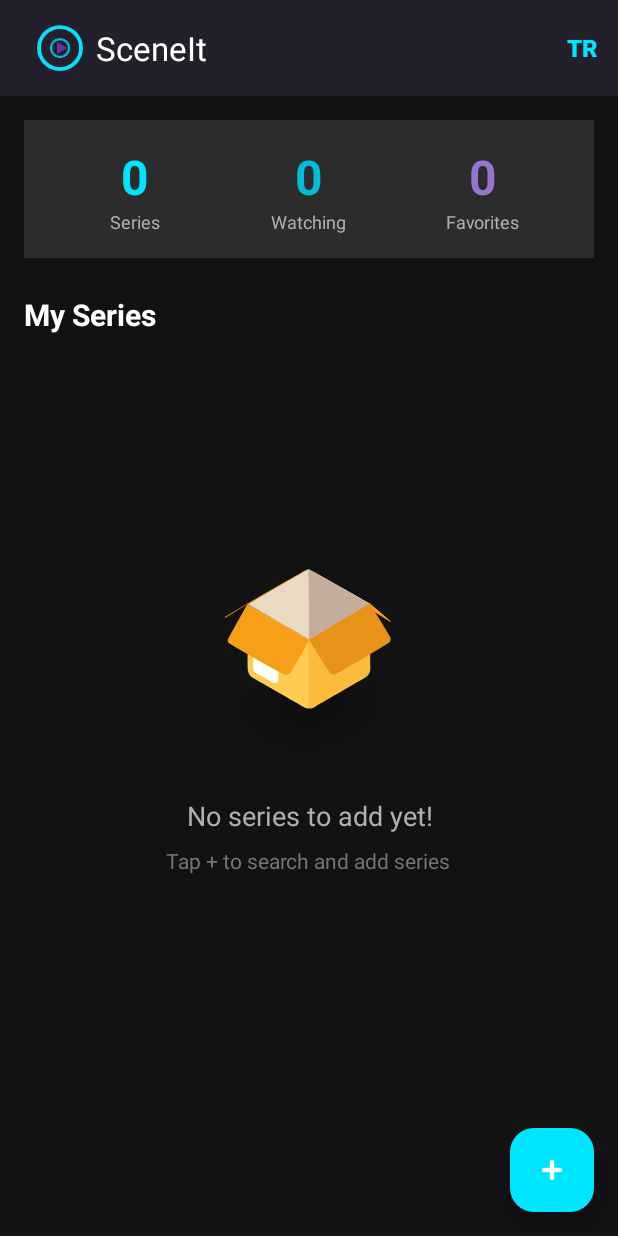
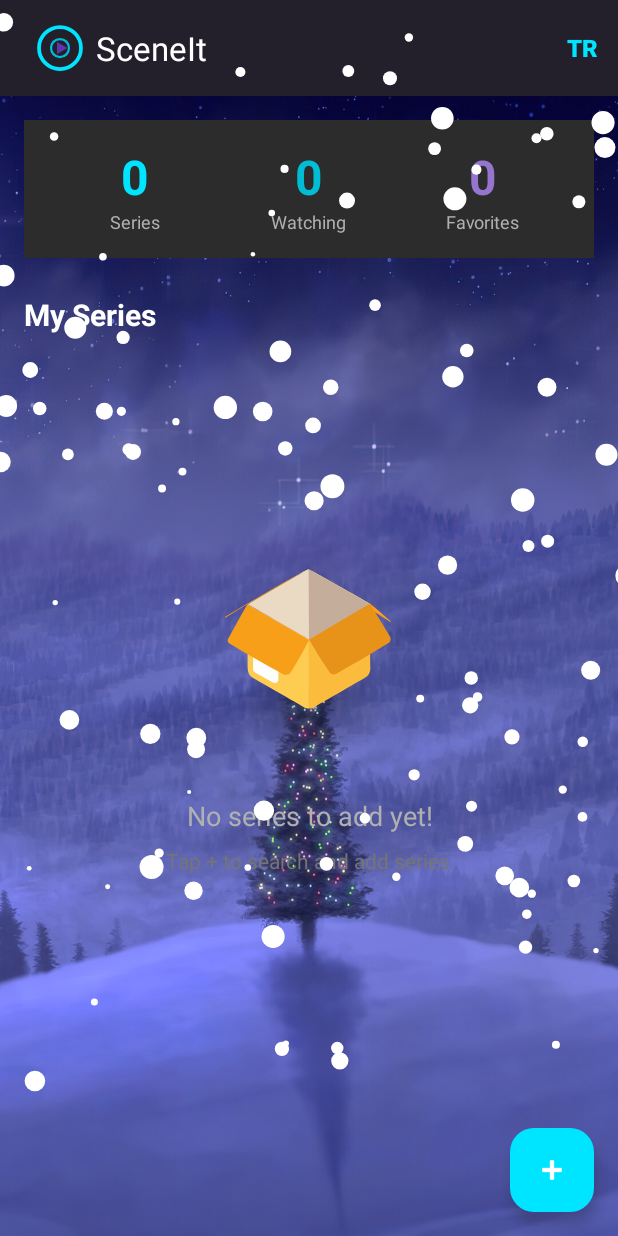
Before and after one commit to sulekaraokur/SceneIt, an Android app: the screen it shows after launch (MainActivity), on a phone screen of 412 x 824 dp. Run offline under Robolectric (Android 15) with nearby library versions, the phone set to English and light mode, and no system bars; our stand-ins replace Room's generated code; pictures from the network do not load.

Commit message:
last changes

```diff
--- a/app/src/main/java/com/duyguabbasoglu/sceneit/customview/EpisodeProgressView.kt
+++ b/app/src/main/java/com/duyguabbasoglu/sceneit/customview/EpisodeProgressView.kt
@@ -28,7 +28,7 @@ class EpisodeProgressView @JvmOverloads constructor(
     }
 
     private val textPaint = Paint(Paint.ANTI_ALIAS_FLAG).apply {
-        color = Color.BLACK
+        color = Color.WHITE
         textSize = 32f
         textAlign = Paint.Align.CENTER
         isFakeBoldText = true
--- a/app/src/main/java/com/duyguabbasoglu/sceneit/customview/RatingIndicatorView.kt
+++ b/app/src/main/java/com/duyguabbasoglu/sceneit/customview/RatingIndicatorView.kt
@@ -16,7 +16,7 @@ class RatingIndicatorView(context: Context, attrs: AttributeSet?) : View(context
     private val rect = RectF()
 
     init {
-        textPaint.color = Color.BLACK
+        textPaint.color = Color.WHITE
         textPaint.textSize = 40f
         textPaint.textAlign = Paint.Align.CENTER
         textPaint.isFakeBoldText = true
--- /dev/null
+++ b/app/src/main/java/com/duyguabbasoglu/sceneit/customview/SnowView.kt
@@ -0,0 +1,64 @@
+package com.duyguabbasoglu.sceneit.customview
+
+import android.content.Context
+import android.graphics.Canvas
+import android.graphics.Color
+import android.graphics.Paint
+import android.util.AttributeSet
+import android.view.View
+import kotlin.random.Random
+
+class SnowView(context: Context, attrs: AttributeSet?) : View(context, attrs) {
+
+    private data class Snowflake(var x: Float, var y: Float, val speed: Float, val radius: Float)
+
+    private val snowflakes = ArrayList<Snowflake>()
+    private val paint = Paint()
+    private val flakeCount = 100
+
+    init {
+        paint.color = Color.WHITE
+        paint.style = Paint.Style.FILL
+    }
+
+    override fun onSizeChanged(w: Int, h: Int, oldw: Int, oldh: Int) {
+        super.onSizeChanged(w, h, oldw, oldh)
+        if (w > 0 && h > 0 && snowflakes.isEmpty()) {
+            createSnowflakes(w, h)
+        }
+    }
+
+    private fun createSnowflakes(w: Int, h: Int) {
+        for (i in 0 until flakeCount) {
+            snowflakes.add(
+                Snowflake(
+                    x = Random.nextFloat() * w, // Ekran genişliğinde rastgele bir yer
+                    y = Random.nextFloat() * h, // Rastgele yükseklik
+                    speed = Random.nextFloat() * 4 + 1, // Hız 2 ile 7 arası
+                    radius = Random.nextFloat() * 10 + 2 // Boyut 2 ile 12 arası
+                )
+            )
+        }
+    }
+
+    override fun onDraw(canvas: Canvas) {
+        super.onDraw(canvas)
+
+        // Her bir kar tanesini çiz ve hareket ettir
+        for (flake in snowflakes) {
+            canvas.drawCircle(flake.x, flake.y, flake.radius, paint)
+
+            // Aşağı hareket
+            flake.y += flake.speed
+
+            // Eğer ekranın altına geldiyse, yukarı (ekran dışına) geri gönder
+            if (flake.y > height) {
+                flake.y = -flake.radius
+                flake.x = Random.nextFloat() * width // Rastgele yeni bir x konumu
+            }
+        }
+
+        // Kendini tekrar çizmesi için tetikle (Animasyon döngüsü)
+        invalidate()
+    }
+}
--- a/app/src/main/java/com/duyguabbasoglu/sceneit/ui/MainActivity.kt
+++ b/app/src/main/java/com/duyguabbasoglu/sceneit/ui/MainActivity.kt
@@ -38,7 +38,8 @@ class MainActivity : AppCompatActivity(),
     private lateinit var gestureDetector: GestureDetector
 
     override fun attachBaseContext(newBase: Context) {
-        super.attachBaseContext(LocaleHelper.setLocale(newBase, LocaleHelper.getLanguage(newBase)))
+        val lang = com.duyguabbasoglu.sceneit.util.LocaleHelper.getLanguage(newBase)
+        super.attachBaseContext(com.duyguabbasoglu.sceneit.util.LocaleHelper.setLocale(newBase, lang))
     }
 
     override fun onCreate(savedInstanceState: Bundle?) {
--- a/app/src/main/java/com/duyguabbasoglu/sceneit/ui/SearchSeriesActivity.kt
+++ b/app/src/main/java/com/duyguabbasoglu/sceneit/ui/SearchSeriesActivity.kt
@@ -1,5 +1,6 @@
 package com.duyguabbasoglu.sceneit.ui
 
+import android.content.Context
 import android.os.Bundle
 import android.view.View
 import android.widget.Toast
@@ -25,6 +26,11 @@ class SearchSeriesActivity : AppCompatActivity(), SearchResultsAdapter.SearchRes
     private lateinit var seriesViewModel: SeriesViewModel
     private lateinit var adapter: SearchResultsAdapter
     private lateinit var tmdbService: TMDBService
+
+    override fun attachBaseContext(newBase: Context) {
+        val lang = com.duyguabbasoglu.sceneit.util.LocaleHelper.getLanguage(newBase)
+        super.attachBaseContext(com.duyguabbasoglu.sceneit.util.LocaleHelper.setLocale(newBase, lang))
+    }
 
     override fun onCreate(savedInstanceState: Bundle?) {
         super.onCreate(savedInstanceState)
--- a/app/src/main/java/com/duyguabbasoglu/sceneit/ui/SeriesDetailActivity.kt
+++ b/app/src/main/java/com/duyguabbasoglu/sceneit/ui/SeriesDetailActivity.kt
@@ -1,5 +1,6 @@
 package com.duyguabbasoglu.sceneit.ui
 
+import android.content.Context
 import android.os.Bundle
 import android.widget.Toast
 import androidx.appcompat.app.AppCompatActivity
@@ -19,6 +20,11 @@ class SeriesDetailActivity : AppCompatActivity() {
 
     companion object {
         const val EXTRA_SERIES_ID = "extra_series_id"
+    }
+
+    override fun attachBaseContext(newBase: Context) {
+        val lang = com.duyguabbasoglu.sceneit.util.LocaleHelper.getLanguage(newBase)
+        super.attachBaseContext(com.duyguabbasoglu.sceneit.util.LocaleHelper.setLocale(newBase, lang))
     }
 
     override fun onCreate(savedInstanceState: Bundle?) {
--- a/app/src/main/java/com/duyguabbasoglu/sceneit/worker/syncWorker.kt
+++ b/app/src/main/java/com/duyguabbasoglu/sceneit/worker/syncWorker.kt
@@ -14,10 +14,6 @@ class SyncWorker(
         // Background task
         Log.d("SceneItWorker", "Background sync executed")
 
-        // Burada ileride:
-        // - favori diziler kontrol edilir
-        // - izleme ilerlemesi sync edilir
-
         return Result.success()
     }
 }
--- a/app/src/main/res/layout/activity_main.xml
+++ b/app/src/main/res/layout/activity_main.xml
@@ -4,8 +4,18 @@
     xmlns:tools="http://schemas.android.com/tools"
     android:layout_width="match_parent"
     android:layout_height="match_parent"
-    android:background="@color/background"
+    android:background="@drawable/chrtree"
     tools:context=".MainActivity">
+
+    <com.duyguabbasoglu.sceneit.customview.SnowView
+        android:id="@+id/snowView"
+        android:layout_width="423dp"
+        android:layout_height="737dp"
+        android:elevation="10dp"
+        app:layout_constraintBottom_toBottomOf="parent"
+        app:layout_constraintEnd_toEndOf="parent"
+        app:layout_constraintStart_toStartOf="parent"
+        app:layout_constraintTop_toTopOf="parent" />
 
     <com.google.android.material.appbar.AppBarLayout
         android:id="@+id/appBarLayout"
@@ -15,27 +25,27 @@
 
         <com.google.android.material.appbar.MaterialToolbar
             android:id="@+id/toolbar"
+            style="@style/Widget.SceneIt.Toolbar"
             android:layout_width="match_parent"
             android:layout_height="?attr/actionBarSize"
             app:logo="@drawable/ic_sceneit_logo"
             app:title="@string/app_name"
-            app:titleTextColor="@color/text_primary"
-            style="@style/Widget.SceneIt.Toolbar">
+            app:titleTextColor="@color/text_primary">
 
             <Button
                 android:id="@+id/btnChangeLanguage"
                 android:layout_width="wrap_content"
                 android:layout_height="wrap_content"
                 android:layout_gravity="end"
-                android:text="@string/btn_language"
-                android:textSize="16sp"
-                android:textStyle="bold"
-                android:textColor="@color/accent"
                 android:background="@android:color/transparent"
+                android:minWidth="48dp"
+                android:minHeight="48dp"
                 android:paddingStart="12dp"
                 android:paddingEnd="12dp"
-                android:minWidth="48dp"
-                android:minHeight="48dp"/>
+                android:text="@string/btn_language"
+                android:textColor="@color/accent"
+                android:textSize="16sp"
+                android:textStyle="bold" />
 
         </com.google.android.material.appbar.MaterialToolbar>
 
@@ -56,17 +66,17 @@
             <LinearLayout
                 android:layout_width="match_parent"
                 android:layout_height="wrap_content"
+                android:background="@color/surface_variant"
+                android:gravity="center"
                 android:orientation="horizontal"
-                android:background="@color/surface_variant"
-                android:padding="16dp"
-                android:gravity="center">
+                android:padding="16dp">
 
                 <LinearLayout
                     android:layout_width="0dp"
                     android:layout_height="wrap_content"
                     android:layout_weight="1"
-                    android:orientation="vertical"
-                    android:gravity="center">
+                    android:gravity="center"
+                    android:orientation="vertical">
 
                     <TextView
                         android:id="@+id/tvTotalSeries"
@@ -89,8 +99,8 @@
                     android:layout_width="0dp"
                     android:layout_height="wrap_content"
                     android:layout_weight="1"
-                    android:orientation="vertical"
-                    android:gravity="center">
+                    android:gravity="center"
+                    android:orientation="vertical">
 
                     <TextView
                         android:id="@+id/tvWatchingSeries"
@@ -113,8 +123,8 @@
                     android:layout_width="0dp"
                     android:layout_height="wrap_content"
                     android:layout_weight="1"
-                    android:orientation="vertical"
-                    android:gravity="center">
+                    android:gravity="center"
+                    android:orientation="vertical">
 
                     <TextView
                         android:id="@+id/tvFavoriteSeries"
@@ -169,28 +179,28 @@
                 <com.airbnb.lottie.LottieAnimationView
                     android:layout_width="200dp"
                     android:layout_height="200dp"
-                    app:lottie_rawRes="@raw/empty_state_animation"
                     app:lottie_autoPlay="true"
-                    app:lottie_loop="true" />
+                    app:lottie_loop="true"
+                    app:lottie_rawRes="@raw/empty_state_animation" />
 
                 <!-- EMPTY STATE TEXT -->
                 <TextView
                     android:layout_width="wrap_content"
                     android:layout_height="wrap_content"
                     android:layout_marginTop="16dp"
+                    android:gravity="center"
                     android:text="@string/no_series_yet"
                     android:textColor="@color/text_secondary"
-                    android:textSize="18sp"
-                    android:gravity="center" />
+                    android:textSize="18sp" />
 
                 <TextView
                     android:layout_width="wrap_content"
                     android:layout_height="wrap_content"
                     android:layout_marginTop="8dp"
+                    android:gravity="center"
                     android:text="@string/tap_add_to_start"
                     android:textColor="@color/text_hint"
-                    android:textSize="14sp"
-                    android:gravity="center" />
+                    android:textSize="14sp" />
             </LinearLayout>
 
 
@@ -200,12 +210,12 @@
 
     <com.google.android.material.floatingactionbutton.FloatingActionButton
         android:id="@+id/fabAddSeries"
+        style="@style/Widget.SceneIt.FloatingActionButton"
         android:layout_width="wrap_content"
         android:layout_height="wrap_content"
         android:layout_gravity="bottom|end"
         android:layout_margin="16dp"
         android:contentDescription="@string/add_series"
-        style="@style/Widget.SceneIt.FloatingActionButton"
         app:srcCompat="@android:drawable/ic_input_add" />
 
 </androidx.coordinatorlayout.widget.CoordinatorLayout>
--- a/app/src/main/res/layout/activity_search_series.xml
+++ b/app/src/main/res/layout/activity_search_series.xml
@@ -3,7 +3,17 @@
     xmlns:app="http://schemas.android.com/apk/res-auto"
     android:layout_width="match_parent"
     android:layout_height="match_parent"
-    android:background="@color/background">
+    android:background="@drawable/chrtree">
+
+    <com.duyguabbasoglu.sceneit.customview.SnowView
+        android:id="@+id/snowView"
+        android:layout_width="423dp"
+        android:layout_height="737dp"
+        android:elevation="10dp"
+        app:layout_constraintBottom_toBottomOf="parent"
+        app:layout_constraintEnd_toEndOf="parent"
+        app:layout_constraintStart_toStartOf="parent"
+        app:layout_constraintTop_toTopOf="parent" />
 
     <com.google.android.material.appbar.AppBarLayout
         android:layout_width="match_parent"
--- a/app/src/main/res/layout/activity_series_detail.xml
+++ b/app/src/main/res/layout/activity_series_detail.xml
@@ -133,11 +133,14 @@
 
                             <Button
                                 android:id="@+id/btnDecreaseEpisodes"
-                                android:layout_width="48dp"
+                                android:layout_width="56dp"
                                 android:layout_height="48dp"
                                 android:text="-"
+                                android:textColor="#FFFFFF"
+                                android:textColorHighlight="#FFFFFF"
+                                android:textColorLink="#E9E9E9"
                                 android:textSize="20sp"
-                                app:cornerRadius="24dp"/>
+                                app:cornerRadius="24dp" />
 
                             <TextView
                                 android:id="@+id/tvEpisodeCount"
@@ -151,11 +154,14 @@
 
                             <Button
                                 android:id="@+id/btnIncreaseEpisodes"
-                                android:layout_width="48dp"
+                                android:layout_width="57dp"
                                 android:layout_height="48dp"
                                 android:text="+"
+                                android:textColor="#FFFFFF"
+                                android:textColorHighlight="#FFFFFF"
+                                android:textColorLink="#FFFFFF"
                                 android:textSize="20sp"
-                                app:cornerRadius="24dp"/>
+                                app:cornerRadius="24dp" />
                         </LinearLayout>
                     </LinearLayout>
                 </com.google.android.material.card.MaterialCardView>
--- a/app/src/main/res/layout/item_series_normal.xml
+++ b/app/src/main/res/layout/item_series_normal.xml
@@ -33,7 +33,7 @@
             android:ellipsize="end"
             android:maxLines="2"
             android:text="Series Name"
-            android:textColor="@android:color/black"
+            android:textColor="@color/primary_light"
             android:textSize="18sp"
             android:textStyle="bold"
             app:layout_constraintEnd_toEndOf="parent"
--- a/app/src/main/res/values/colors.xml
+++ b/app/src/main/res/values/colors.xml
@@ -33,4 +33,5 @@
     <color name="black">#000000</color>
     <color name="white">#FFFFFF</color>
     <color name="transparent">#00000000</color>
+    <color name="blacklight">#9A000000</color>
 </resources>
```
Also changed, not shown: app/src/main/res/drawable/chrtree.jpg (added).
